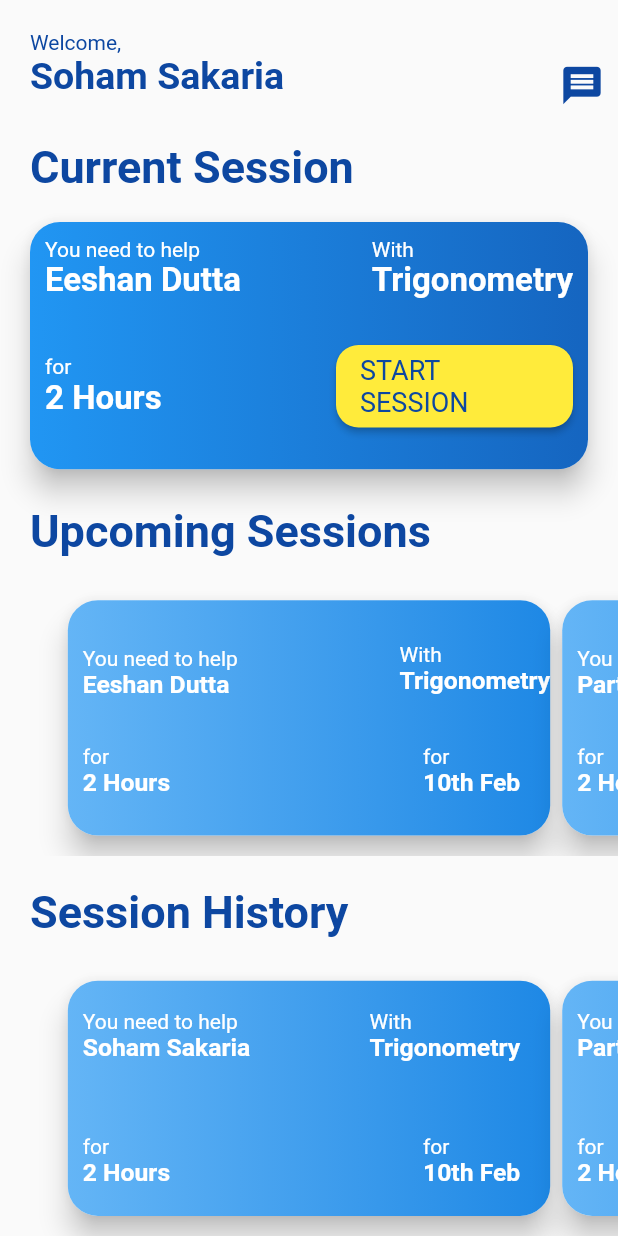
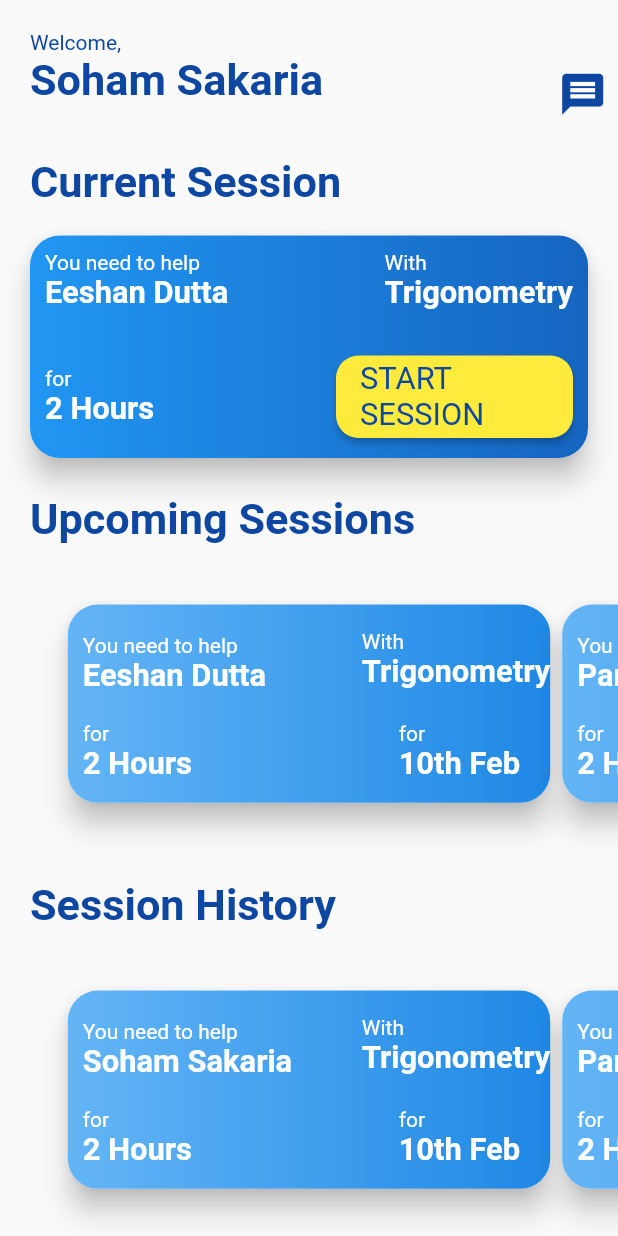
Before and after one commit to Ctrl-Alt-Eliiiteee/Mentor-Match, a Flutter app: the MentorHome widget shown alone on an empty page, opened directly, on a phone screen of 412 x 824 dp. Run offline on Flutter 3.47's test engine with Material 2 defaults, Android fonts, the phone set to English and light mode, and no system bars; drawn by our look-alikes of carousel_slider; our stand-ins replace chewie, cloud_firestore, device_preview, firebase_auth, firebase_core, page_transition and 3 more; accounts and stored records are empty.

Commit message:
Sessions UI

```diff
--- a/lib/Mentor Package/mentorHome.dart
+++ b/lib/Mentor Package/mentorHome.dart
@@ -41,7 +41,7 @@ class _MentorHomeState extends State<MentorHome> {
                 TextSpan(
                     text: "$name\n",
                     style: TextStyle(
-                        fontSize: 25,
+                        fontSize: width * 0.07,
                         fontWeight: FontWeight.bold,
                         color: Colors.blue[900])),
               ])),
@@ -51,7 +51,7 @@ class _MentorHomeState extends State<MentorHome> {
               child: IconButton(
                 icon: Icon(
                   Icons.message,
-                  size: 30,
+                  size: width * 0.08,
                   color: Colors.blue[900],
                 ),
                 onPressed: () {},
@@ -63,7 +63,7 @@ class _MentorHomeState extends State<MentorHome> {
           padding: EdgeInsets.only(left: 20.0),
           child: Text("Current Session",
               style: TextStyle(
-                  fontSize: 30,
+                  fontSize: width * 0.07,
                   fontWeight: FontWeight.bold,
                   color: Colors.blue[900])),
         ),
@@ -77,7 +77,7 @@ class _MentorHomeState extends State<MentorHome> {
                   borderRadius: BorderRadius.all(Radius.circular(20))),
               child: Container(
                 width: width - 40,
-                height: height / 5,
+                height: height * 0.18,
                 decoration: BoxDecoration(
                     borderRadius: BorderRadius.all(Radius.circular(20)),
                     gradient: LinearGradient(
@@ -99,7 +99,7 @@ class _MentorHomeState extends State<MentorHome> {
                             TextSpan(
                                 text: upcomingStudents[0][0],
                                 style: TextStyle(
-                                  fontSize: 22,
+                                  fontSize: width * 0.05,
                                   fontWeight: FontWeight.bold,
                                 )),
                           ])),
@@ -112,7 +112,7 @@ class _MentorHomeState extends State<MentorHome> {
                             TextSpan(
                                 text: upcomingStudents[0][1],
                                 style: TextStyle(
-                                  fontSize: 22,
+                                  fontSize: width * 0.05,
                                   fontWeight: FontWeight.bold,
                                 )),
                           ])),
@@ -133,7 +133,7 @@ class _MentorHomeState extends State<MentorHome> {
                             TextSpan(
                                 text: upcomingStudents[0][2],
                                 style: TextStyle(
-                                  fontSize: 22,
+                                  fontSize: width * 0.05,
                                   fontWeight: FontWeight.bold,
                                 )),
                           ])),
@@ -141,14 +141,16 @@ class _MentorHomeState extends State<MentorHome> {
                         Padding(
                           padding: EdgeInsets.all(10),
                           child: ElevatedButton(
-                            onPressed: () {},
+                            onPressed: () {
+                              print(width.toString() + ' ' + height.toString());
+                            },
                             child: Container(
                               height: 55,
                               width: width / 2 - 80,
                               child: Center(
                                 child: Text("START SESSION",
                                     style: TextStyle(
-                                        fontSize: 18,
+                                        fontSize: width * 0.05,
                                         color: Colors.blue[900],
                                         fontWeight: FontWeight.w400)),
                               ),
@@ -170,17 +172,17 @@ class _MentorHomeState extends State<MentorHome> {
           padding: EdgeInsets.only(left: 20.0, top: 20),
           child: Text("Upcoming Sessions",
               style: TextStyle(
-                  fontSize: 30,
+                  fontSize: width * 0.07,
                   fontWeight: FontWeight.bold,
                   color: Colors.blue[900])),
         ),
         SizedBox(
-          height: 15,
+          height: width * 0.02,
         ),
         Expanded(
           child: CarouselSlider(
             options: CarouselOptions(
-              height: height / 5,
+              height: height * 0.17,
               enlargeCenterPage: false,
               enableInfiniteScroll: false,
             ),
@@ -193,7 +195,7 @@ class _MentorHomeState extends State<MentorHome> {
                           borderRadius: BorderRadius.all(Radius.circular(20))),
                       child: Container(
                         width: width - 40,
-                        height: height / 4,
+                        //height: height / 4,
                         decoration: BoxDecoration(
                             borderRadius: BorderRadius.all(Radius.circular(20)),
                             gradient: LinearGradient(
@@ -218,7 +220,7 @@ class _MentorHomeState extends State<MentorHome> {
                                     TextSpan(
                                         text: index[0],
                                         style: TextStyle(
-                                          fontSize: height / 50,
+                                          fontSize: width * 0.05,
                                           fontWeight: FontWeight.bold,
                                         )),
                                   ])),
@@ -229,7 +231,7 @@ class _MentorHomeState extends State<MentorHome> {
                                   TextSpan(
                                       text: index[1],
                                       style: TextStyle(
-                                        fontSize: height / 50,
+                                        fontSize: width * 0.05,
                                         fontWeight: FontWeight.bold,
                                       )),
                                 ])),
@@ -243,11 +245,12 @@ class _MentorHomeState extends State<MentorHome> {
                                       left: 10, top: 5, right: 20),
                                   child: RichText(
                                       text: TextSpan(children: [
-                                    TextSpan(text: "for\n", style: TextStyle()),
+                                    TextSpan(
+                                        text: "for \n", style: TextStyle()),
                                     TextSpan(
                                         text: index[2],
                                         style: TextStyle(
-                                          fontSize: height / 50,
+                                          fontSize: width * 0.05,
                                           fontWeight: FontWeight.bold,
                                         )),
                                   ])),
@@ -261,7 +264,7 @@ class _MentorHomeState extends State<MentorHome> {
                                     TextSpan(
                                         text: index[3],
                                         style: TextStyle(
-                                          fontSize: height / 50,
+                                          fontSize: width * 0.05,
                                           fontWeight: FontWeight.bold,
                                         )),
                                   ])),
@@ -280,17 +283,17 @@ class _MentorHomeState extends State<MentorHome> {
           padding: EdgeInsets.only(left: 20.0, top: 20),
           child: Text("Session History",
               style: TextStyle(
-                  fontSize: 30,
+                  fontSize: width * 0.07,
                   fontWeight: FontWeight.bold,
                   color: Colors.blue[900])),
         ),
         SizedBox(
-          height: 15,
+          height: width * 0.02,
         ),
         Expanded(
           child: CarouselSlider(
             options: CarouselOptions(
-              height: height / 5,
+              height: height * 0.17,
               enlargeCenterPage: false,
               enableInfiniteScroll: false,
             ),
@@ -303,7 +306,7 @@ class _MentorHomeState extends State<MentorHome> {
                           borderRadius: BorderRadius.all(Radius.circular(20))),
                       child: Container(
                         width: width - 40,
-                        height: height / 4,
+                        //height: height / 4,
                         decoration: BoxDecoration(
                             borderRadius: BorderRadius.all(Radius.circular(20)),
                             gradient: LinearGradient(
@@ -318,7 +321,8 @@ class _MentorHomeState extends State<MentorHome> {
                               mainAxisAlignment: MainAxisAlignment.spaceBetween,
                               children: [
                                 Padding(
-                                  padding: EdgeInsets.only(left: 10, right: 20),
+                                  padding: EdgeInsets.only(
+                                      left: 10, top: 5, right: 20),
                                   child: RichText(
                                       text: TextSpan(children: [
                                     TextSpan(
@@ -327,55 +331,51 @@ class _MentorHomeState extends State<MentorHome> {
                                     TextSpan(
                                         text: index[0],
                                         style: TextStyle(
-                                          fontSize: height / 50,
+                                          fontSize: width * 0.05,
+                                          fontWeight: FontWeight.bold,
+                                        )),
+                                  ])),
+                                ),
+                                RichText(
+                                    text: TextSpan(children: [
+                                  TextSpan(text: "With\n", style: TextStyle()),
+                                  TextSpan(
+                                      text: index[1],
+                                      style: TextStyle(
+                                        fontSize: width * 0.05,
+                                        fontWeight: FontWeight.bold,
+                                      )),
+                                ])),
+                              ],
+                            ),
+                            Row(
+                              mainAxisAlignment: MainAxisAlignment.spaceBetween,
+                              children: [
+                                Padding(
+                                  padding: EdgeInsets.only(
+                                      left: 10, top: 5, right: 20),
+                                  child: RichText(
+                                      text: TextSpan(children: [
+                                    TextSpan(
+                                        text: "for \n", style: TextStyle()),
+                                    TextSpan(
+                                        text: index[2],
+                                        style: TextStyle(
+                                          fontSize: width * 0.05,
                                           fontWeight: FontWeight.bold,
                                         )),
                                   ])),
                                 ),
                                 Padding(
-                                  padding: EdgeInsets.only(left: 10, right: 20),
-                                  child: RichText(
-                                      text: TextSpan(children: [
-                                    TextSpan(
-                                        text: "With\n", style: TextStyle()),
-                                    TextSpan(
-                                        text: index[1],
-                                        style: TextStyle(
-                                          fontSize: height / 50,
-                                          fontWeight: FontWeight.bold,
-                                        )),
-                                  ])),
-                                ),
-                              ],
-                            ),
-                            SizedBox(
-                              height: 10,
-                            ),
-                            Row(
-                              mainAxisAlignment: MainAxisAlignment.spaceBetween,
-                              children: [
-                                Padding(
-                                  padding: EdgeInsets.only(left: 10, right: 20),
-                                  child: RichText(
-                                      text: TextSpan(children: [
-                                    TextSpan(text: "for\n", style: TextStyle()),
-                                    TextSpan(
-                                        text: index[2],
-                                        style: TextStyle(
-                                          fontSize: height / 50,
-                                          fontWeight: FontWeight.bold,
-                                        )),
-                                  ])),
-                                ),
-                                Padding(
-                                  padding: EdgeInsets.only(left: 10, right: 20),
+                                  padding: EdgeInsets.only(
+                                      left: 10, top: 5, right: 20),
                                   child: RichText(
                                       text: TextSpan(children: [
                                     TextSpan(text: "for\n", style: TextStyle()),
                                     TextSpan(
                                         text: index[3],
                                         style: TextStyle(
-                                          fontSize: height / 50,
+                                          fontSize: width * 0.05,
                                           fontWeight: FontWeight.bold,
                                         )),
                                   ])),
--- a/lib/Pages/Roleselection.dart
+++ b/lib/Pages/Roleselection.dart
@@ -53,27 +53,28 @@ class _ChooseRoleState extends State<ChooseRole> {
                                 fit: BoxFit.cover,
                               )),
                           Padding(
-                            padding: EdgeInsets.only(left: 40),
+                            padding: EdgeInsets.only(left: 20, right: 10),
                             child: Column(
                               children: [
                                 Padding(
                                   padding: EdgeInsets.only(left: 35, top: 20),
                                   child: Text("Mentee",
                                       style: TextStyle(
-                                          fontSize: width / 10,
+                                          fontSize: width * 0.12,
                                           fontWeight: FontWeight.bold,
                                           color: Colors.blue[900])),
                                 ),
                                 SizedBox(height: 20),
                                 Padding(
-                                  padding: EdgeInsets.only(left: 15, top: 0),
-                                  child: Text(
-                                      "A School Student \n who never has to\nstudy alone again",
-                                      style: TextStyle(
-                                          fontSize: width / 22,
-                                          fontWeight: FontWeight.w400,
-                                          color: Colors.blue[900])),
-                                ),
+                                    padding: EdgeInsets.only(left: 15, top: 0),
+                                    child: RichText(
+                                        text: TextSpan(
+                                            text:
+                                                "A School Student \n who never has to \nstudy alone again",
+                                            style: TextStyle(
+                                                color: Colors.blue[900],
+                                                fontSize: 0.05 * width,
+                                                fontWeight: FontWeight.w400)))),
                                 SizedBox(height: 30),
                                 ElevatedButton(
                                     onPressed: () {
@@ -90,12 +91,12 @@ class _ChooseRoleState extends State<ChooseRole> {
                                             borderRadius: BorderRadius.all(
                                                 Radius.circular(10)))),
                                     child: Container(
-                                        width: 130,
+                                        width: width / 2 - 50,
                                         height: 50,
                                         child: Center(
                                             child: Text("BECOME A MENTEE",
                                                 style: TextStyle(
-                                                    fontSize: 15,
+                                                    fontSize: width * 0.04,
                                                     fontWeight: FontWeight.w300,
                                                     letterSpacing: 1.2)))))
                               ],
@@ -123,20 +124,21 @@ class _ChooseRoleState extends State<ChooseRole> {
                                   padding: EdgeInsets.only(left: 0, top: 20),
                                   child: Text("Mentor",
                                       style: TextStyle(
-                                          fontSize: width / 10,
+                                          fontSize: width * 0.12,
                                           fontWeight: FontWeight.bold,
                                           color: Colors.blue[900])),
                                 ),
                                 SizedBox(height: 20),
                                 Padding(
-                                  padding: EdgeInsets.only(left: 20, top: 0),
-                                  child: Text(
-                                      "A College Student \nwho is trained to \nbe a study buddy!",
-                                      style: TextStyle(
-                                          fontSize: width / 22,
-                                          fontWeight: FontWeight.w400,
-                                          color: Colors.blue[900])),
-                                ),
+                                    padding: EdgeInsets.only(left: 20, top: 0),
+                                    child: RichText(
+                                        text: TextSpan(
+                                            text:
+                                                "A College Student \nwho is trained to \nbe astudy buddy!",
+                                            style: TextStyle(
+                                                color: Colors.blue[900],
+                                                fontSize: 0.05 * width,
+                                                fontWeight: FontWeight.w400)))),
                                 SizedBox(height: 30),
                                 ElevatedButton(
                                     onPressed: () {
```
